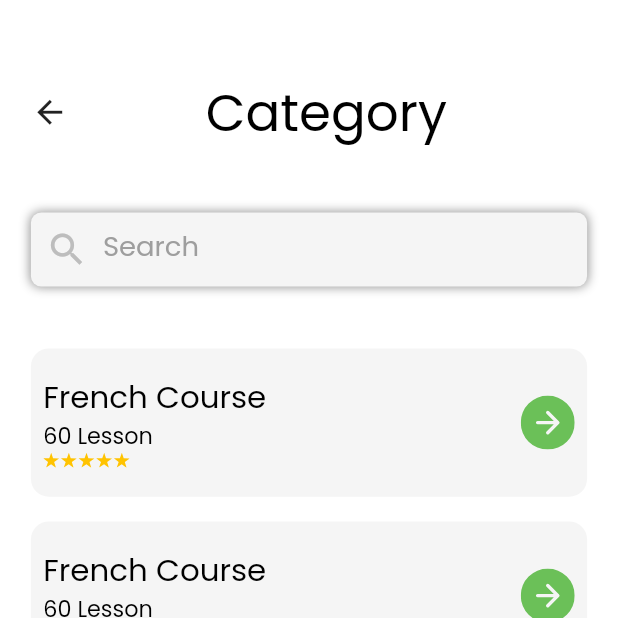
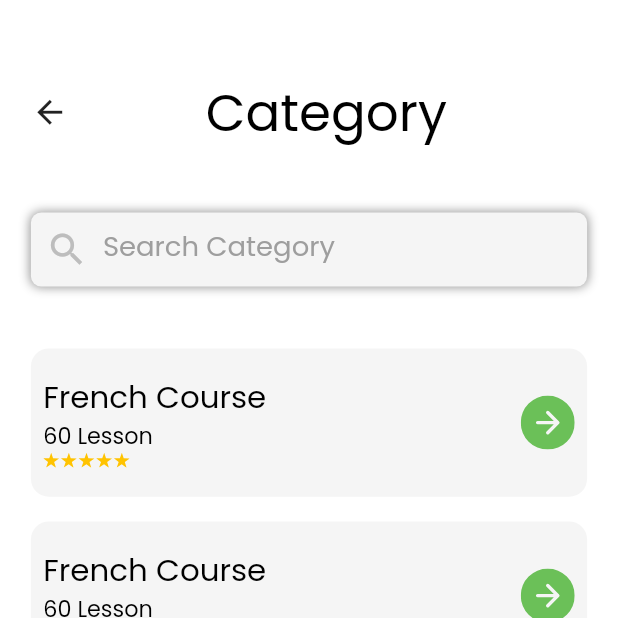
Before and after one commit to ashrafffathalla/ce--r_demo, a Flutter app: the CategoryScreen screen opened directly, on a phone screen of 412 x 824 dp, the top half of it. Run offline on Flutter 3.47's test engine with Material 2 defaults, Android fonts, the phone set to English and light mode, and no system bars; our stand-ins replace bloc, flutter_screenutil, flutter_svg; missing offline and left inert: dart:ffi; statements that could not run were skipped.

Commit message:
commit and push

```diff
--- a/lib/main.dart
+++ b/lib/main.dart
@@ -47,7 +47,7 @@ class MyApp extends StatelessWidget {
           return MaterialApp(
             debugShowCheckedModeBanner: false,
             theme: ThemeData(),
-            home: const ScienceScreen(),
+            home: const CategoryScreen(),
           );
         });
   }
--- a/lib/modules/students_module/category/category_screen.dart
+++ b/lib/modules/students_module/category/category_screen.dart
@@ -1,4 +1,5 @@
 import 'package:center_app/shared/components/components.dart';
+import 'package:center_app/shared/widget/search_widget/search_screen.dart';
 import 'package:flutter/material.dart';
 import 'package:flutter_screenutil/flutter_screenutil.dart';
 import 'package:flutter_svg/flutter_svg.dart';
@@ -11,9 +12,7 @@ class CategoryScreen extends StatelessWidget {
   @override
   Widget build(BuildContext context) {
     var searchController = TextEditingController();
-    Size size = MediaQuery
-        .of(context)
-        .size;
+    Size size = MediaQuery.of(context).size;
     return Scaffold(
       floatingActionButton: FloatingActionButton(
         onPressed: () {},
@@ -52,6 +51,7 @@ class CategoryScreen extends StatelessWidget {
                   )
                 ],
               ),
+
               /// After APP BAR
               SizedBox(
                 height: size.height * 0.05,
@@ -60,71 +60,24 @@ class CategoryScreen extends StatelessWidget {
                 padding: EdgeInsets.symmetric(horizontal: size.width * 0.05),
                 child: Column(
                   children: [
-                    Container(
-                      width: size.width,
-                      height: size.height * 0.06,
-                      decoration: BoxDecoration(
-                        boxShadow: const [
-                          BoxShadow(
-                            color: Color(0xff909090),
-                            blurRadius: 5.0, // soften the shadow
-                            offset: Offset(
-                              0.0, // Move to right 10  horizontally
-                              .01, // Move to bottom 10 Vertically
-                            ),
-                          ),
-
-                        ],
-                        color: const Color(0xFFF5F5F5),
-                        borderRadius: BorderRadius.circular(7),
+                    const SearchScreen(text: 'Search Category'),
+                    SizedBox(
+                      height: size.height * 0.05,
+                    ),
+                    ListView.separated(
+                      physics: const BouncingScrollPhysics(),
+                      padding: const EdgeInsets.all(0),
+                      shrinkWrap: true,
+                      scrollDirection: Axis.vertical,
+                      itemBuilder: (context, index) => buildCategoryCard(size),
+                      separatorBuilder: (context, index) => SizedBox(
+                        height: size.height * 0.02,
                       ),
-                      child: TextFormField(
-                        controller: searchController,
-                        keyboardType: TextInputType.text,
-                        decoration: InputDecoration(
-                          border: InputBorder.none,
-                          focusedBorder: InputBorder.none,
-                          enabledBorder: InputBorder.none,
-                          disabledBorder: InputBorder.none,
-                          focusColor: Colors.transparent,
-                          labelText: 'Search',
-                          labelStyle: TextStyle(
-                            fontFamily: 'Poppins',
-                            fontWeight: FontWeight.w400,
-                            fontSize: 16.sp,
-                            color: Colors.grey,
-                          ),
-                          prefixIcon: Icon(
-                            Icons.search_sharp,
-                            size: 25.sp,
-                            color: Colors.grey[400],
-                          ),
-                          contentPadding: EdgeInsets.symmetric(
-                            horizontal: MediaQuery
-                                .of(context)
-                                .size
-                                .width * 0.03,
-                            vertical: MediaQuery
-                                .of(context)
-                                .size
-                                .height * 0.01,
-                          ),
-                        ),
-                      ),
+                      itemCount: 5,
                     ),
-                    SizedBox(height: size.height * 0.05,),
-                    ListView.separated(
-                        physics: const BouncingScrollPhysics(),
-                        padding: const EdgeInsets.all(0),
-                        shrinkWrap: true,
-                        scrollDirection: Axis.vertical,
-                        itemBuilder: (context, index) =>
-                            buildCategoryCard(size),
-                        separatorBuilder: (context, index) =>
-                            SizedBox(height: size.height * 0.02,),
-                        itemCount: 5,
+                    SizedBox(
+                      height: size.height * 0.05,
                     ),
-                    SizedBox(height: size.height * 0.05,),
                   ],
                 ),
               )
@@ -135,8 +88,7 @@ class CategoryScreen extends StatelessWidget {
     );
   }
 
-  Widget buildCategoryCard(size) =>
-      Container(
+  Widget buildCategoryCard(size) => Container(
         width: size.width,
         height: size.height * 0.12,
         decoration: BoxDecoration(
--- /dev/null
+++ b/lib/shared/widget/search_widget/search_screen.dart
@@ -0,0 +1,66 @@
+import 'package:flutter/material.dart';
+import 'package:flutter_screenutil/flutter_screenutil.dart';
+class SearchScreen extends StatelessWidget {
+  const SearchScreen({
+    Key? key,
+    required this.text,
+  }) : super(key: key);
+  final String text;
+  @override
+  Widget build(BuildContext context) {
+    var searchController= TextEditingController();
+    Size size = MediaQuery.of(context).size;
+    return Container(
+      width: size.width,
+      height: size.height * 0.06,
+      decoration: BoxDecoration(
+        boxShadow: const [
+          BoxShadow(
+            color: Color(0xff909090),
+            blurRadius: 5.0, // soften the shadow
+            offset: Offset(
+              0.0, // Move to right 10  horizontally
+              .01, // Move to bottom 10 Vertically
+            ),
+          ),
+
+        ],
+        color: const Color(0xFFF5F5F5),
+        borderRadius: BorderRadius.circular(7),
+      ),
+      child: TextFormField(
+        controller: searchController,
+        keyboardType: TextInputType.text,
+        decoration: InputDecoration(
+          border: InputBorder.none,
+          focusedBorder: InputBorder.none,
+          enabledBorder: InputBorder.none,
+          disabledBorder: InputBorder.none,
+          focusColor: Colors.transparent,
+          labelText: text,
+          labelStyle: TextStyle(
+            fontFamily: 'Poppins',
+            fontWeight: FontWeight.w400,
+            fontSize: 16.sp,
+            color: Colors.grey,
+          ),
+          prefixIcon: Icon(
+            Icons.search_sharp,
+            size: 25.sp,
+            color: Colors.grey[400],
+          ),
+          contentPadding: EdgeInsets.symmetric(
+            horizontal: MediaQuery
+                .of(context)
+                .size
+                .width * 0.03,
+            vertical: MediaQuery
+                .of(context)
+                .size
+                .height * 0.01,
+          ),
+        ),
+      ),
+    );
+  }
+}
```
